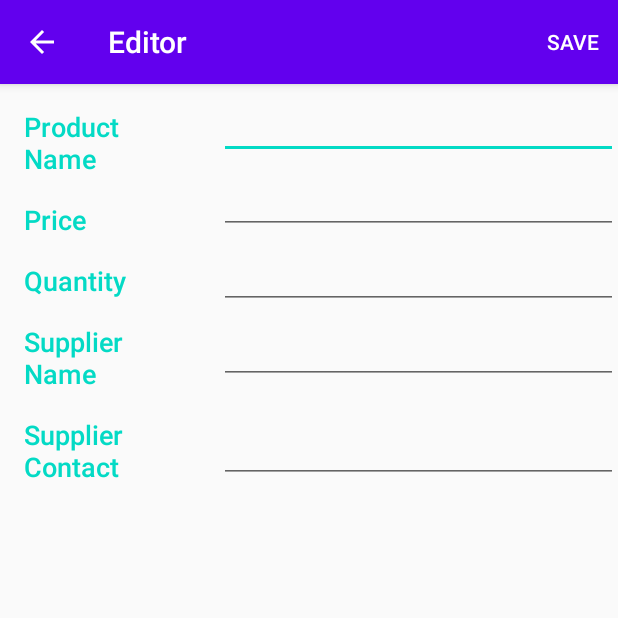
After one commit to Philosopho/Inventory-App, an Android app: the EditorActivity screen opened directly, with no data from a screen before it, on a phone screen of 412 x 824 dp, the top half of it. The commit adds this screen. Run offline under Robolectric (Android 15) with nearby library versions, the phone set to English and light mode, and no system bars; our stand-ins replace data binding.

Commit message:
feature: Add insert function for new inventory

```diff
--- a/app/build.gradle
+++ b/app/build.gradle
@@ -32,6 +32,8 @@ dependencies {
 
     implementation 'androidx.appcompat:appcompat:1.1.0'
     implementation 'androidx.constraintlayout:constraintlayout:1.1.3'
+    implementation 'androidx.recyclerview:recyclerview:1.1.0'
+    implementation 'com.google.android.material:material:1.1.0'
     testImplementation 'junit:junit:4.12'
     androidTestImplementation 'androidx.test.ext:junit:1.1.1'
     androidTestImplementation 'androidx.test.espresso:espresso-core:3.2.0'
--- /dev/null
+++ b/app/src/main/res/layout/activity_editor.xml
@@ -0,0 +1,127 @@
+<?xml version="1.0" encoding="utf-8"?>
+<layout xmlns:android="http://schemas.android.com/apk/res/android"
+    xmlns:tools="http://schemas.android.com/tools"
+    xmlns:app="http://schemas.android.com/apk/res-auto">
+
+    <androidx.constraintlayout.widget.ConstraintLayout
+        android:layout_width="match_parent"
+        android:layout_height="match_parent"
+        tools:context=".EditorActivity">
+
+        <TextView
+            android:id="@+id/tv_productNameLabel"
+            android:text="@string/product_name"
+            android:labelFor="@id/et_productName"
+            app:layout_constraintTop_toTopOf="parent"
+            app:layout_constraintStart_toStartOf="parent"
+            app:layout_constraintEnd_toStartOf="@id/et_productName"
+            app:layout_constraintHorizontal_chainStyle="packed"
+            app:layout_constraintHorizontal_weight="3"
+            style="@style/header"
+            />
+        <EditText
+            android:id="@+id/et_productName"
+            android:inputType="text"
+            android:autofillHints="Amazon"
+            app:layout_constraintTop_toTopOf="parent"
+            app:layout_constraintStart_toEndOf="@id/tv_productNameLabel"
+            app:layout_constraintEnd_toEndOf="parent"
+            app:layout_constraintHorizontal_weight="7"
+            style="@style/edit_text"
+            />
+
+        <TextView
+            android:id="@+id/tv_priceLabel"
+            android:text="@string/price"
+            android:labelFor="@id/et_price"
+            app:layout_constraintTop_toBottomOf="@id/tv_productNameLabel"
+            app:layout_constraintStart_toStartOf="parent"
+            app:layout_constraintEnd_toStartOf="@id/et_price"
+            app:layout_constraintHorizontal_chainStyle="packed"
+            app:layout_constraintHorizontal_weight="3"
+            style="@style/header"
+            />
+        <EditText
+            android:id="@+id/et_price"
+            android:inputType="numberDecimal"
+            android:autofillHints="3.50"
+            app:layout_constraintTop_toBottomOf="@id/et_productName"
+            app:layout_constraintStart_toEndOf="@id/tv_priceLabel"
+            app:layout_constraintEnd_toEndOf="parent"
+            app:layout_constraintHorizontal_weight="7"
+            style="@style/edit_text"
+            />
+
+        <TextView
+            android:id="@+id/tv_quantityLabel"
+            android:text="@string/quantity"
+            android:labelFor="@id/et_quantity"
+            app:layout_constraintTop_toBottomOf="@id/tv_priceLabel"
+            app:layout_constraintStart_toStartOf="parent"
+            app:layout_constraintEnd_toStartOf="@id/et_quantity"
+            app:layout_constraintHorizontal_chainStyle="packed"
+            app:layout_constraintHorizontal_weight="3"
+            style="@style/header"
+            />
+        <EditText
+            android:id="@+id/et_quantity"
+            android:inputType="number"
+            android:autofillHints="12"
+            app:layout_constraintTop_toBottomOf="@id/et_price"
+            app:layout_constraintStart_toEndOf="@id/tv_quantityLabel"
+            app:layout_constraintEnd_toEndOf="parent"
+            app:layout_constraintHorizontal_weight="7"
+            style="@style/edit_text"
+            />
+
+        <TextView
+            android:id="@+id/tv_supplierNameLabel"
+            android:text="@string/supplier_name"
+            android:labelFor="@id/et_supplierName"
+            app:layout_constraintTop_toBottomOf="@id/tv_quantityLabel"
+            app:layout_constraintStart_toStartOf="parent"
+            app:layout_constraintEnd_toStartOf="@id/et_supplierName"
+            app:layout_constraintHorizontal_chainStyle="packed"
+            app:layout_constraintHorizontal_weight="3"
+            style="@style/header"
+            />
+
+        <EditText
+            android:id="@+id/et_supplierName"
+            style="@style/edit_text"
+            android:layout_marginBottom="16dp"
+            android:autofillHints="Amazon"
+            android:inputType="text"
+            app:layout_constraintBottom_toTopOf="@+id/et_supplierPhoneNumber"
+            app:layout_constraintEnd_toEndOf="parent"
+            app:layout_constraintHorizontal_weight="7"
+            app:layout_constraintStart_toEndOf="@id/tv_supplierNameLabel"
+            app:layout_constraintTop_toBottomOf="@id/et_quantity"
+            app:layout_constraintVertical_bias="0.47000003" />
+
+        <TextView
+            android:id="@+id/tv_supplierPhoneNumberLabel"
+            android:text="@string/supplier_phone_number"
+            android:labelFor="@id/et_supplierPhoneNumber"
+            app:layout_constraintTop_toBottomOf="@id/tv_supplierNameLabel"
+            app:layout_constraintStart_toStartOf="parent"
+            app:layout_constraintEnd_toStartOf="@id/et_supplierPhoneNumber"
+            app:layout_constraintHorizontal_chainStyle="packed"
+            app:layout_constraintHorizontal_weight="3"
+            style="@style/header"
+            />
+
+        <EditText
+            android:id="@+id/et_supplierPhoneNumber"
+            style="@style/edit_text"
+            android:layout_marginTop="16dp"
+            android:autofillHints="(555)555-5555"
+            android:inputType="phone"
+            app:layout_constraintEnd_toEndOf="parent"
+            app:layout_constraintHorizontal_weight="7"
+            app:layout_constraintStart_toEndOf="@id/tv_supplierPhoneNumberLabel"
+            app:layout_constraintTop_toBottomOf="@id/et_supplierName"
+            />
+
+    </androidx.constraintlayout.widget.ConstraintLayout>
+</layout>
--- /dev/null
+++ b/app/src/main/res/menu/editor.xml
@@ -0,0 +1,11 @@
+<?xml version="1.0" encoding="utf-8"?>
+<menu xmlns:android="http://schemas.android.com/apk/res/android"
+    xmlns:app="http://schemas.android.com/apk/res-auto">
+
+    <item
+        android:id="@+id/save"
+        android:title="@string/save"
+        app:showAsAction="ifRoom"
+        />
+
+</menu>
--- a/app/src/main/res/values/colors.xml
+++ b/app/src/main/res/values/colors.xml
@@ -3,4 +3,7 @@
     <color name="colorPrimary">#6200EE</color>
     <color name="colorPrimaryDark">#3700B3</color>
     <color name="colorAccent">#03DAC5</color>
+    <color name="black">#000000</color>
+    <color name="white">#FFFFFF</color>
+    <color name="grey">#616161</color>
 </resources>
--- /dev/null
+++ b/app/src/main/res/values/dimens.xml
@@ -0,0 +1,6 @@
+<?xml version="1.0" encoding="utf-8"?>
+<resources>
+    <dimen name="fab_margin">16dp</dimen>
+    <dimen name="header_padding">16dp</dimen>
+    <dimen name="margin">16dp</dimen>
+</resources>
--- a/app/src/main/res/values/strings.xml
+++ b/app/src/main/res/values/strings.xml
@@ -1,6 +1,14 @@
 <resources>
     <string name="app_name">Inventory App</string>
-    <string name="the_number_of_rows_in_the_database_1_s">The number of rows in the database: %1$s</string>
-    <string name="column_values">Value: %1$s</string>
-    <string name="column_names">The Column Names:\n</string>
+    <string name="product_name">Product Name</string>
+    <string name="price">Price</string>
+    <string name="quantity">Quantity</string>
+    <string name="supplier_name">Supplier Name</string>
+    <string name="supplier_phone_number">Supplier Contact</string>
+    <string name="save">Save</string>
+    <string name="not_valid_insert">Product name, price, or quantity must not be blank.</string>
+    <string name="insert_success">Product information inserted successfully!</string>
+    <string name="editor_activity_title">Editor</string>
+    <string name="no_information">N/A</string>
+    <string name="out_of_stock">Out of stock</string>
 </resources>
--- a/app/src/main/res/values/styles.xml
+++ b/app/src/main/res/values/styles.xml
@@ -8,4 +8,35 @@
         <item name="colorAccent">@color/colorAccent</item>
     </style>
 
+    <style name="header">
+        <item name="android:layout_width">0dp</item>
+        <item name="android:layout_height">wrap_content</item>
+        <item name="android:textColor">@color/colorAccent</item>
+        <item name="android:fontFamily">sans-serif-medium</item>
+        <item name="android:paddingTop">@dimen/header_padding</item>
+        <item name="android:layout_marginBottom">@dimen/margin</item>
+        <item name="android:layout_marginStart">@dimen/margin</item>
+        <item name="android:layout_marginEnd">@dimen/margin</item>
+        <item name="android:textAppearance">?android:textAppearanceMedium</item>
+    </style>
+
+    <style name="productContent">
+        <item name="android:layout_width">0dp</item>
+        <item name="android:layout_height">wrap_content</item>
+        <item name="android:textColor">@color/white</item>
+        <item name="android:fontFamily">sans-serif-medium</item>
+        <item name="android:layout_marginBottom">@dimen/margin</item>
+        <item name="android:layout_marginStart">@dimen/margin</item>
+        <item name="android:layout_marginEnd">@dimen/margin</item>
+        <item name="android:textAppearance">?android:textAppearanceSmall</item>
+    </style>
+
+    <style name="edit_text">
+        <item name="android:layout_width">0dp</item>
+        <item name="android:layout_height">wrap_content</item>
+        <item name="android:fontFamily">sans-serif-light</item>
+        <item name="android:layout_marginBottom">@dimen/margin</item>
+        <item name="android:textAppearance">?android:textAppearanceLarge</item>
+    </style>
+
 </resources>
```
Also changed, not shown: app/src/main/AndroidManifest.xml (+10 -0 lines), app/src/main/java/com/krinotech/inventoryapp/CurrencyFormatter.java (added, +13 -0 lines), app/src/main/java/com/krinotech/inventoryapp/EditorActivity.java (added, +106 -0 lines), app/src/main/java/com/krinotech/inventoryapp/Inventory.java (added, +52 -0 lines), app/src/main/java/com/krinotech/inventoryapp/InventoryAdapter.java (added, +47 -0 lines), app/src/main/java/com/krinotech/inventoryapp/InventoryViewHolder.java (added, +24 -0 lines), app/src/main/java/com/krinotech/inventoryapp/MainActivity.java (+46 -28 lines), app/src/main/res/layout/activity_main.xml (+14 -5 lines), app/src/main/res/layout/inventory_item.xml (added, +157 -0 lines).
